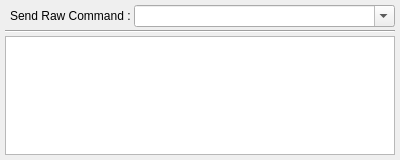
This is v2/branches/newxup/plugins/base/MessageBox/src/ui/UIOutput.ui in testmana2/mks as Qt 5 draws it before an edit. The edited form follows.
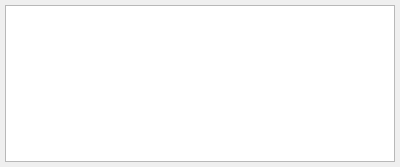
This is the edited form. Icons and pictures are not drawn. Custom widgets are drawn as their Qt base class.

Commit message: Raw command functionality removed

Diff of the .ui file:
```diff
--- a/v2/branches/newxup/plugins/base/MessageBox/src/ui/UIOutput.ui
+++ b/v2/branches/newxup/plugins/base/MessageBox/src/ui/UIOutput.ui
@@ -7,7 +7,7 @@
     <x>0</x>
     <y>0</y>
     <width>400</width>
-    <height>160</height>
+    <height>167</height>
    </rect>
   </property>
   <property name="windowIcon">
@@ -25,33 +25,7 @@
     <property name="spacing">
      <number>3</number>
     </property>
-    <item row="0" column="0">
-     <widget class="QLabel" name="lRawCommand">
-      <property name="sizePolicy">
-       <sizepolicy hsizetype="Maximum" vsizetype="Preferred">
-        <horstretch>0</horstretch>
-        <verstretch>0</verstretch>
-       </sizepolicy>
-      </property>
-      <property name="text">
-       <string>Send Raw Command :</string>
-      </property>
-      <property name="indent">
-       <number>5</number>
-      </property>
-     </widget>
-    </item>
-    <item row="0" column="1">
-     <widget class="QComboBox" name="cbRawCommand">
-      <property name="toolTip">
-       <string>You can enter here a command and press return to execute it.</string>
-      </property>
-      <property name="editable">
-       <bool>true</bool>
-      </property>
-     </widget>
-    </item>
-    <item row="2" column="0" colspan="2">
+    <item row="0" column="0" colspan="2">
      <widget class="QPlainTextEdit" name="tbOutput">
       <property name="undoRedoEnabled">
        <bool>false</bool>
@@ -64,13 +38,6 @@
       </property>
      </widget>
     </item>
-    <item row="1" column="0" colspan="2">
-     <widget class="Line" name="line">
-      <property name="orientation">
-       <enum>Qt::Horizontal</enum>
-      </property>
-     </widget>
-    </item>
    </layout>
   </widget>
  </widget>
```
Left out of the diff: 2 changed lines with no effect on the pictures. The commit also changes 2 other files.
